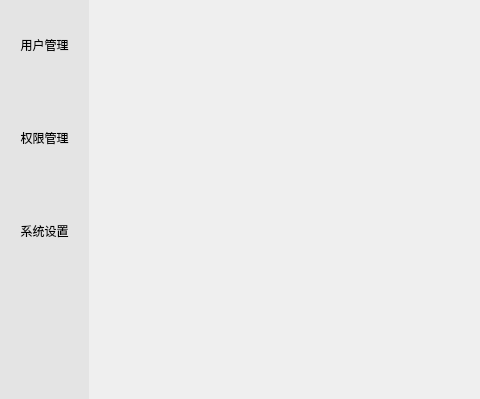
Above: src/homepage/mainwindow.ui from Mmmtttt/my_player before the change; both pictures show x 0 to 480 and y 0 to 399 of the 887 by 631 pixel window. Below: the same form after it.
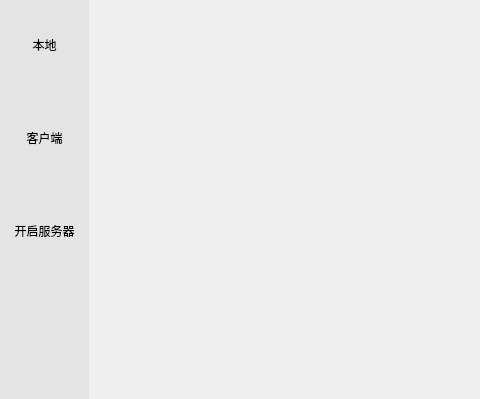
That is the form after the change. Icons and pictures are not drawn.

Diff of the .ui file:
```diff
--- a/src/homepage/mainwindow.ui
+++ b/src/homepage/mainwindow.ui
@@ -97,7 +97,7 @@
 </string>
          </property>
          <property name="text">
-          <string>系统设置</string>
+          <string>开启服务器</string>
          </property>
          <property name="icon">
           <iconset>
@@ -153,7 +153,7 @@
 </string>
          </property>
          <property name="text">
-          <string>权限管理</string>
+          <string>客户端</string>
          </property>
          <property name="icon">
           <iconset>
@@ -221,7 +221,7 @@
 </string>
          </property>
          <property name="text">
-          <string>用户管理</string>
+          <string>本地</string>
          </property>
          <property name="icon">
           <iconset>
```
Left out of the diff: 10 changed lines with no effect on the pictures.
